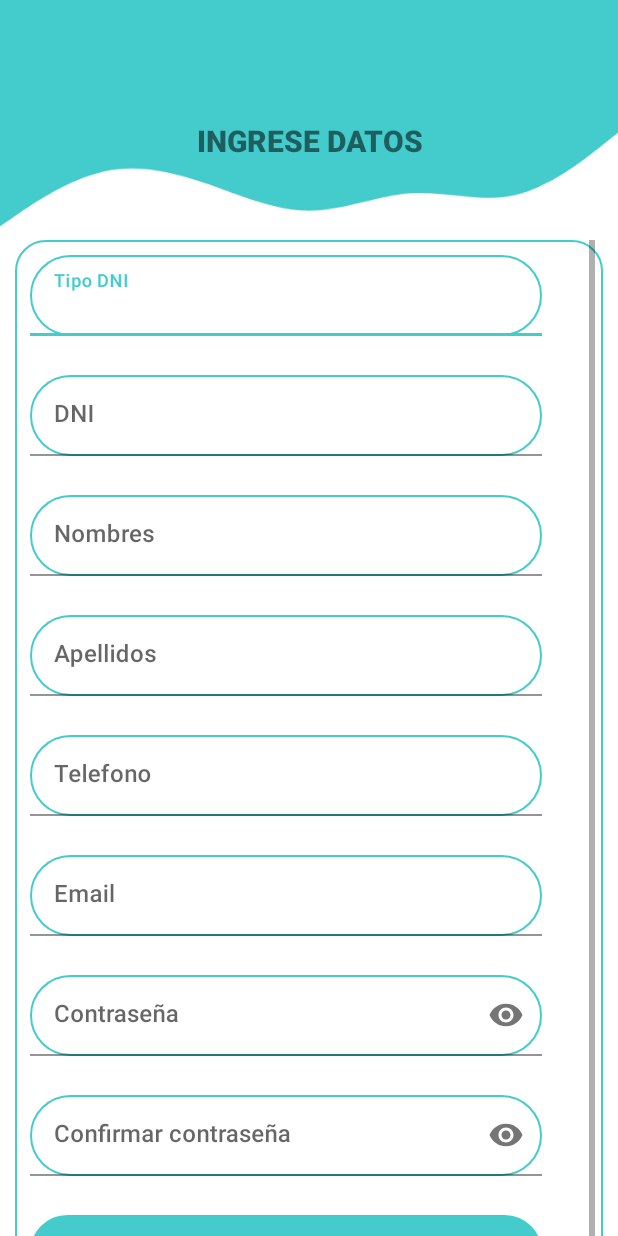
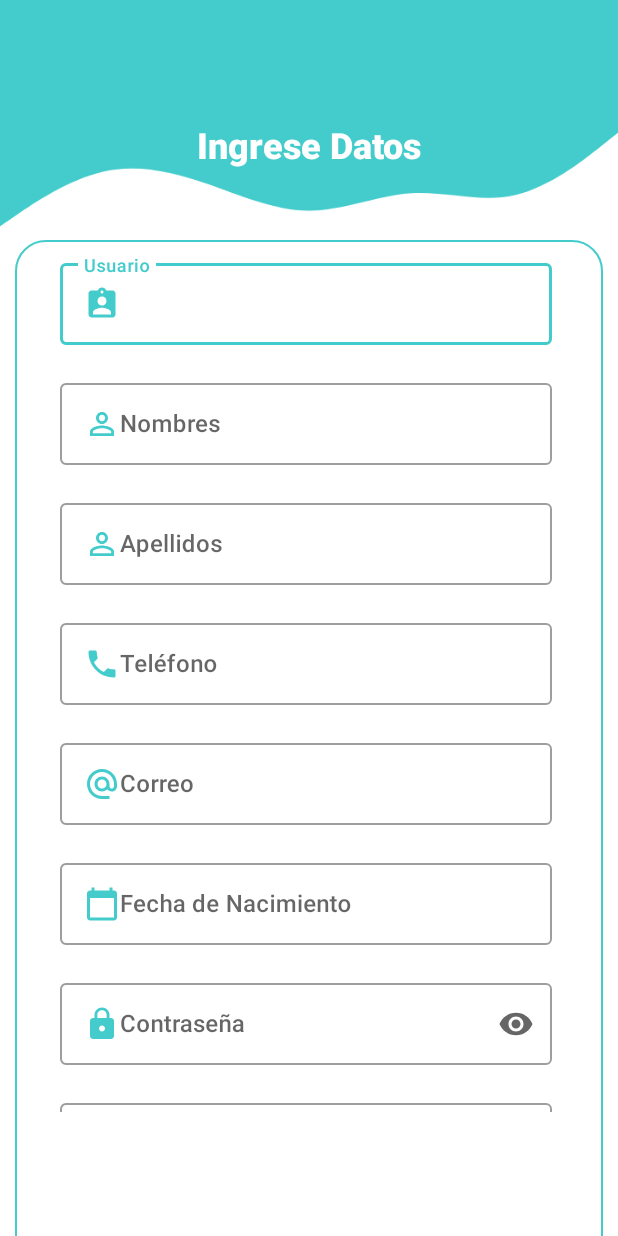
Before and after one commit to DanielaMoreiraTorres/ToLan, an Android app: the ActivityRegister screen opened directly, with no data from a screen before it, on a phone screen of 412 x 824 dp. Run offline under Robolectric (Android 15) with nearby library versions, the phone set to English and light mode, and no system bars; our stand-ins replace Volley; Roboto replaces fonts that are not available here.

Commit message:
Avances al 17012022 v1.01

```diff
--- a/app/src/main/AndroidManifest.xml
+++ b/app/src/main/AndroidManifest.xml
@@ -17,7 +17,7 @@
             android:name=".ActivityContacts"
             android:exported="false" />
         <activity
-            android:name=".ActivityChooseVideo"
+            android:name=".ActivityRegister"
             android:exported="false" />
         <activity
             android:name=".ActivityAddSkin"
@@ -38,7 +38,7 @@
             android:name=".MainActivity"
             android:exported="false" />
         <activity
-            android:name=".ActivityRegister"
+            android:name=".ActivityChooseVideo"
             android:exported="false" />
         <activity
             android:name=".ActivityLogin"
--- /dev/null
+++ b/app/src/main/res/drawable/ic_calendar.xml
@@ -0,0 +1,5 @@
+<vector android:height="24dp" android:tint="@color/principal"
+    android:viewportHeight="24" android:viewportWidth="24"
+    android:width="24dp" xmlns:android="http://schemas.android.com/apk/res/android">
+    <path android:fillColor="@android:color/white" android:pathData="M20,3h-1L19,1h-2v2L7,3L7,1L5,1v2L4,3c-1.1,0 -2,0.9 -2,2v16c0,1.1 0.9,2 2,2h16c1.1,0 2,-0.9 2,-2L22,5c0,-1.1 -0.9,-2 -2,-2zM20,21L4,21L4,8h16v13z"/>
+</vector>
--- /dev/null
+++ b/app/src/main/res/drawable/ic_email_24.xml
@@ -0,0 +1,5 @@
+<vector android:height="24dp" android:tint="@color/principal"
+    android:viewportHeight="24" android:viewportWidth="24"
+    android:width="24dp" xmlns:android="http://schemas.android.com/apk/res/android">
+    <path android:fillColor="@android:color/white" android:pathData="M12,2C6.48,2 2,6.48 2,12s4.48,10 10,10h5v-2h-5c-4.34,0 -8,-3.66 -8,-8s3.66,-8 8,-8 8,3.66 8,8v1.43c0,0.79 -0.71,1.57 -1.5,1.57s-1.5,-0.78 -1.5,-1.57L17,12c0,-2.76 -2.24,-5 -5,-5s-5,2.24 -5,5 2.24,5 5,5c1.38,0 2.64,-0.56 3.54,-1.47 0.65,0.89 1.77,1.47 2.96,1.47 1.97,0 3.5,-1.6 3.5,-3.57L22,12c0,-5.52 -4.48,-10 -10,-10zM12,15c-1.66,0 -3,-1.34 -3,-3s1.34,-3 3,-3 3,1.34 3,3 -1.34,3 -3,3z"/>
+</vector>
--- /dev/null
+++ b/app/src/main/res/drawable/ic_id_24.xml
@@ -0,0 +1,5 @@
+<vector android:height="24dp" android:tint="@color/principal"
+    android:viewportHeight="24" android:viewportWidth="24"
+    android:width="24dp" xmlns:android="http://schemas.android.com/apk/res/android">
+    <path android:fillColor="@android:color/white" android:pathData="M19,3h-4.18C14.4,1.84 13.3,1 12,1c-1.3,0 -2.4,0.84 -2.82,2L5,3c-1.1,0 -2,0.9 -2,2v14c0,1.1 0.9,2 2,2h14c1.1,0 2,-0.9 2,-2L21,5c0,-1.1 -0.9,-2 -2,-2zM12,3c0.55,0 1,0.45 1,1s-0.45,1 -1,1 -1,-0.45 -1,-1 0.45,-1 1,-1zM12,7c1.66,0 3,1.34 3,3s-1.34,3 -3,3 -3,-1.34 -3,-3 1.34,-3 3,-3zM18,19L6,19v-1.4c0,-2 4,-3.1 6,-3.1s6,1.1 6,3.1L18,19z"/>
+</vector>
--- /dev/null
+++ b/app/src/main/res/drawable/ic_phone.xml
@@ -0,0 +1,5 @@
+<vector android:height="24dp" android:tint="@color/principal"
+    android:viewportHeight="24" android:viewportWidth="24"
+    android:width="24dp" xmlns:android="http://schemas.android.com/apk/res/android">
+    <path android:fillColor="@android:color/white" android:pathData="M6.62,10.79c1.44,2.83 3.76,5.14 6.59,6.59l2.2,-2.2c0.27,-0.27 0.67,-0.36 1.02,-0.24 1.12,0.37 2.33,0.57 3.57,0.57 0.55,0 1,0.45 1,1V20c0,0.55 -0.45,1 -1,1 -9.39,0 -17,-7.61 -17,-17 0,-0.55 0.45,-1 1,-1h3.5c0.55,0 1,0.45 1,1 0,1.25 0.2,2.45 0.57,3.57 0.11,0.35 0.03,0.74 -0.25,1.02l-2.2,2.2z"/>
+</vector>
--- a/app/src/main/res/layout/activity_register.xml
+++ b/app/src/main/res/layout/activity_register.xml
@@ -26,9 +26,10 @@
         android:layout_height="wrap_content"
         android:layout_marginTop="80dp"
         android:fontFamily="sans-serif-black"
-        android:text="INGRESE DATOS"
+        android:text="Ingrese Datos"
         android:textAlignment="center"
-        android:textSize="20sp" />
+        android:textColor="@color/white"
+        android:textSize="24sp" />
 
     <LinearLayout
         android:layout_width="match_parent"
@@ -43,8 +44,9 @@
         android:paddingEnd="5dp">
 
         <ScrollView
-            android:layout_width="match_parent"
-            android:layout_height="match_parent">
+            android:layout_width="373dp"
+            android:layout_height="581dp"
+            android:layout_marginStart="20dp">
 
             <LinearLayout
                 android:layout_width="match_parent"
@@ -53,42 +55,28 @@
                 android:paddingEnd="25dp">
 
                 <com.google.android.material.textfield.TextInputLayout
+                    android:id="@+id/usuario"
+                    style="@style/Widget.MaterialComponents.TextInputLayout.OutlinedBox"
                     android:layout_width="match_parent"
                     android:layout_height="60dp"
                     android:layout_margin="10dp"
-                    android:hint="Tipo DNI">
-
-                    <com.google.android.material.textfield.TextInputEditText
-                        android:id="@+id/arcTxtName"
-                        android:layout_width="match_parent"
-                        android:layout_height="wrap_content"
-                        android:background="@drawable/round_border"
-                        android:fontFamily="sans-serif-medium"
-                        android:inputType="textPersonName"
-                        android:padding="16dp" />
-
-                </com.google.android.material.textfield.TextInputLayout>
-
-                <com.google.android.material.textfield.TextInputLayout
-                    android:id="@+id/usuario"
-                    android:layout_width="match_parent"
-                    android:layout_height="60dp"
-                    android:layout_margin="10dp"
-                    android:hint="DNI">
+                    android:hint="Usuario">
 
                     <com.google.android.material.textfield.TextInputEditText
                         android:id="@+id/txtusuario"
                         android:layout_width="match_parent"
                         android:layout_height="wrap_content"
-                        android:background="@drawable/round_border"
+                        android:drawableStart="@drawable/ic_id_24"
                         android:fontFamily="sans-serif-medium"
-                        android:inputType="textPersonName"
+                        android:inputType="text"
                         android:padding="16dp" />
 
                 </com.google.android.material.textfield.TextInputLayout>
 
+
                 <com.google.android.material.textfield.TextInputLayout
                     android:id="@+id/Lnombres"
+                    style="@style/Widget.MaterialComponents.TextInputLayout.OutlinedBox"
                     android:layout_width="match_parent"
                     android:layout_height="60dp"
                     android:layout_margin="10dp"
@@ -98,7 +86,7 @@
                         android:id="@+id/nombres"
                         android:layout_width="match_parent"
                         android:layout_height="wrap_content"
-                        android:background="@drawable/round_border"
+                        android:drawableStart="@drawable/user_name"
                         android:fontFamily="sans-serif-medium"
                         android:inputType="textPersonName"
                         android:padding="16dp" />
@@ -107,6 +95,7 @@
 
                 <com.google.android.material.textfield.TextInputLayout
                     android:id="@+id/Lapellidos"
+                    style="@style/Widget.MaterialComponents.TextInputLayout.OutlinedBox"
                     android:layout_width="match_parent"
                     android:layout_height="60dp"
                     android:layout_margin="10dp"
@@ -116,7 +105,7 @@
                         android:id="@+id/apellidos"
                         android:layout_width="match_parent"
                         android:layout_height="wrap_content"
-                        android:background="@drawable/round_border"
+                        android:drawableStart="@drawable/user_name"
                         android:fontFamily="sans-serif-medium"
                         android:inputType="textPersonName"
                         android:padding="16dp" />
@@ -125,34 +114,36 @@
 
                 <com.google.android.material.textfield.TextInputLayout
                     android:id="@+id/Ltelefono"
+                    style="@style/Widget.MaterialComponents.TextInputLayout.OutlinedBox"
                     android:layout_width="match_parent"
                     android:layout_height="60dp"
                     android:layout_margin="10dp"
-                    android:hint="Telefono">
+                    android:hint="Teléfono">
 
                     <com.google.android.material.textfield.TextInputEditText
                         android:id="@+id/telefono"
                         android:layout_width="match_parent"
                         android:layout_height="wrap_content"
-                        android:background="@drawable/round_border"
+                        android:drawableStart="@drawable/ic_phone"
                         android:fontFamily="sans-serif-medium"
-                        android:inputType="textPersonName"
+                        android:inputType="phone"
                         android:padding="16dp" />
 
                 </com.google.android.material.textfield.TextInputLayout>
 
                 <com.google.android.material.textfield.TextInputLayout
                     android:id="@+id/Lemail"
+                    style="@style/Widget.MaterialComponents.TextInputLayout.OutlinedBox"
                     android:layout_width="match_parent"
                     android:layout_height="60dp"
                     android:layout_margin="10dp"
-                    android:hint="Email">
+                    android:hint="Correo">
 
                     <com.google.android.material.textfield.TextInputEditText
                         android:id="@+id/email"
                         android:layout_width="match_parent"
                         android:layout_height="wrap_content"
-                        android:background="@drawable/round_border"
+                        android:drawableStart="@drawable/ic_email_24"
                         android:fontFamily="sans-serif-medium"
                         android:inputType="textEmailAddress"
                         android:padding="16dp" />
@@ -160,7 +151,26 @@
                 </com.google.android.material.textfield.TextInputLayout>
 
                 <com.google.android.material.textfield.TextInputLayout
+                    style="@style/Widget.MaterialComponents.TextInputLayout.OutlinedBox"
+                    android:layout_width="match_parent"
+                    android:layout_height="60dp"
+                    android:layout_margin="10dp"
+                    android:hint="Fecha de Nacimiento">
+
+                    <com.google.android.material.textfield.TextInputEditText
+                        android:id="@+id/arcTxtName"
+                        android:layout_width="match_parent"
+                        android:layout_height="wrap_content"
+                        android:drawableStart="@drawable/ic_calendar"
+                        android:fontFamily="sans-serif-medium"
+                        android:inputType="date"
+                        android:padding="16dp" />
+
+                </com.google.android.material.textfield.TextInputLayout>
+
+                <com.google.android.material.textfield.TextInputLayout
                     android:id="@+id/Lclave"
+                    style="@style/Widget.MaterialComponents.TextInputLayout.OutlinedBox"
                     android:layout_width="match_parent"
                     android:layout_height="60dp"
                     android:layout_margin="10dp"
@@ -174,7 +184,7 @@
                         android:id="@+id/clave"
                         android:layout_width="match_parent"
                         android:layout_height="wrap_content"
-                        android:background="@drawable/round_border"
+                        android:drawableStart="@drawable/password"
                         android:fontFamily="sans-serif-medium"
                         android:inputType="textPassword"
                         android:padding="16dp" />
@@ -183,6 +193,7 @@
 
                 <com.google.android.material.textfield.TextInputLayout
                     android:id="@+id/Lconfclave"
+                    style="@style/Widget.MaterialComponents.TextInputLayout.OutlinedBox"
                     android:layout_width="match_parent"
                     android:layout_height="60dp"
                     android:layout_margin="10dp"
@@ -193,7 +204,7 @@
                         android:id="@+id/confclave"
                         android:layout_width="match_parent"
                         android:layout_height="wrap_content"
-                        android:background="@drawable/round_border"
+                        android:drawableStart="@drawable/password"
                         android:fontFamily="sans-serif-medium"
                         android:inputType="textPassword"
                         android:padding="16dp" />
```
Also changed, not shown: app/src/main/res/layout/activity_multimedia_txt.xml (+18 -20 lines).
